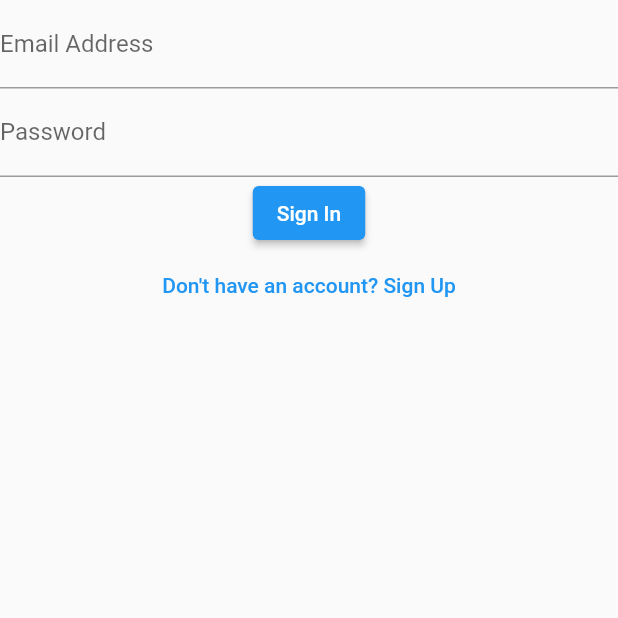
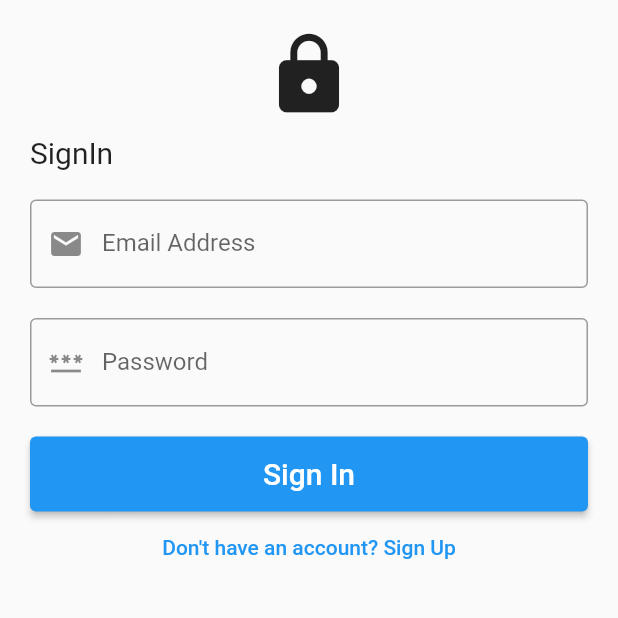
Before and after one commit to Erkebulan-Akhmediya/chat_app, a Flutter app: the screen it shows after launch, after a tap on "Already have an account? Sign In", on a phone screen of 412 x 824 dp, the top half of it. Run offline on Flutter 3.47's test engine with Material 2 defaults, Android fonts, the phone set to English and light mode, and no system bars; our stand-ins replace cloud_firestore, firebase_auth, firebase_core; accounts and stored records are empty; network calls fail.

Commit message:
ui design update

```diff
--- a/lib/views/auth_page.dart
+++ b/lib/views/auth_page.dart
@@ -22,37 +22,59 @@ class _AuthPageState extends State<AuthPage> {
   final TextEditingController _verifyPasswordController = TextEditingController();
 
   Widget _username() {
-    return TextField(
+    return Container(
+      margin: const EdgeInsets.only(bottom: 20.0),
+      child: TextField(
         controller: _usernameController,
         decoration: const InputDecoration(
+          prefixIcon: Icon(Icons.person),
           labelText: 'Username',
+          border: OutlineInputBorder(),
+        ),
       ),
     );
   }
 
   Widget _email() {
-    return TextField(
+    return Container(
+      margin: const EdgeInsets.only(bottom: 20.0),
+      child: TextField(
         controller: _emailController,
         decoration: const InputDecoration(
+          prefixIcon: Icon(Icons.mail),
           labelText: 'Email Address',
+          border: OutlineInputBorder(),
+        ),
       ),
     );
   }
 
   Widget _password() {
-    return TextField(
+    return Container(
+      margin: const EdgeInsets.only(bottom: 20.0),
+      child: TextField(
+        obscureText: true,
         controller: _passwordController,
         decoration: const InputDecoration(
+          prefixIcon: Icon(Icons.password),
           labelText: 'Password',
+          border: OutlineInputBorder(),
+        ),
       ),
     );
   }
 
   Widget _verifyPassword() {
-    return TextField(
+    return Container(
+      margin: const EdgeInsets.only(bottom: 20.0),
+      child: TextField(
+        obscureText: true,
         controller: _verifyPasswordController,
         decoration: const InputDecoration(
+          prefixIcon: Icon(Icons.password_outlined),
           labelText: 'Verify Password',
+          border: OutlineInputBorder(),
+        ),
       ),
     );
   }
@@ -97,21 +119,39 @@ class _AuthPageState extends State<AuthPage> {
   }
 
   Widget _signUpButton() {
-    return ElevatedButton(
+    return SizedBox(
+      width: MediaQuery.of(context).size.width,
+      height: 50.0,
+      child: ElevatedButton(
         onPressed: _signUpHandler,
-      child: const Text('Sign Up'),
+        child: const Text(
+          'Sign Up',
+          style: TextStyle(
+            fontSize: 20.0,
+          ),
+        ),
+      ),
     );
   }
 
   Widget _signInButton() {
-    return ElevatedButton(
+    return SizedBox(
+      height: 50.0,
+      width: MediaQuery.of(context).size.width,
+      child: ElevatedButton(
         onPressed: () async {
           await Provider.of<AuthService>(context, listen: false).signIn(
             email: _emailController.text,
             password: _passwordController.text,
           );
         },
-      child: const Text('Sign In'),
+        child: const Text(
+          'Sign In',
+          style: TextStyle(
+            fontSize: 20.0,
+          ),
+        ),
+      ),
     );
   }
 
@@ -140,8 +180,20 @@ class _AuthPageState extends State<AuthPage> {
   @override
   Widget build(BuildContext context) {
     return Scaffold(
-      body: Column(
+      body: Padding(
+        padding: const EdgeInsets.all(20.0),
+        child: ListView(
           children: <Widget>[
+            const Icon(Icons.lock, size: 60.0,),
+            Container(
+              margin: const EdgeInsets.only(bottom: 20.0, top: 10.0),
+              child: Text(
+                _signUp ? 'Sign Up' : 'SignIn',
+                style: const TextStyle(
+                  fontSize: 20.0,
+                ),
+              ),
+            ),
             _signUp ? _username() : Container(),
             _email(),
             _password(),
@@ -150,6 +202,7 @@ class _AuthPageState extends State<AuthPage> {
             _signUp ? _alreadyHaveAccount() : _dontHaveAccount(),
           ],
         ),
+      ),
     );
   }
 }
```
Also changed, not shown: lib/views/chat.dart (+11 -8 lines), lib/views/message_box.dart (added, +41 -0 lines), Screenshot_20230805_235023.png (added). Lines whose indentation alone changed are shown as unchanged.
